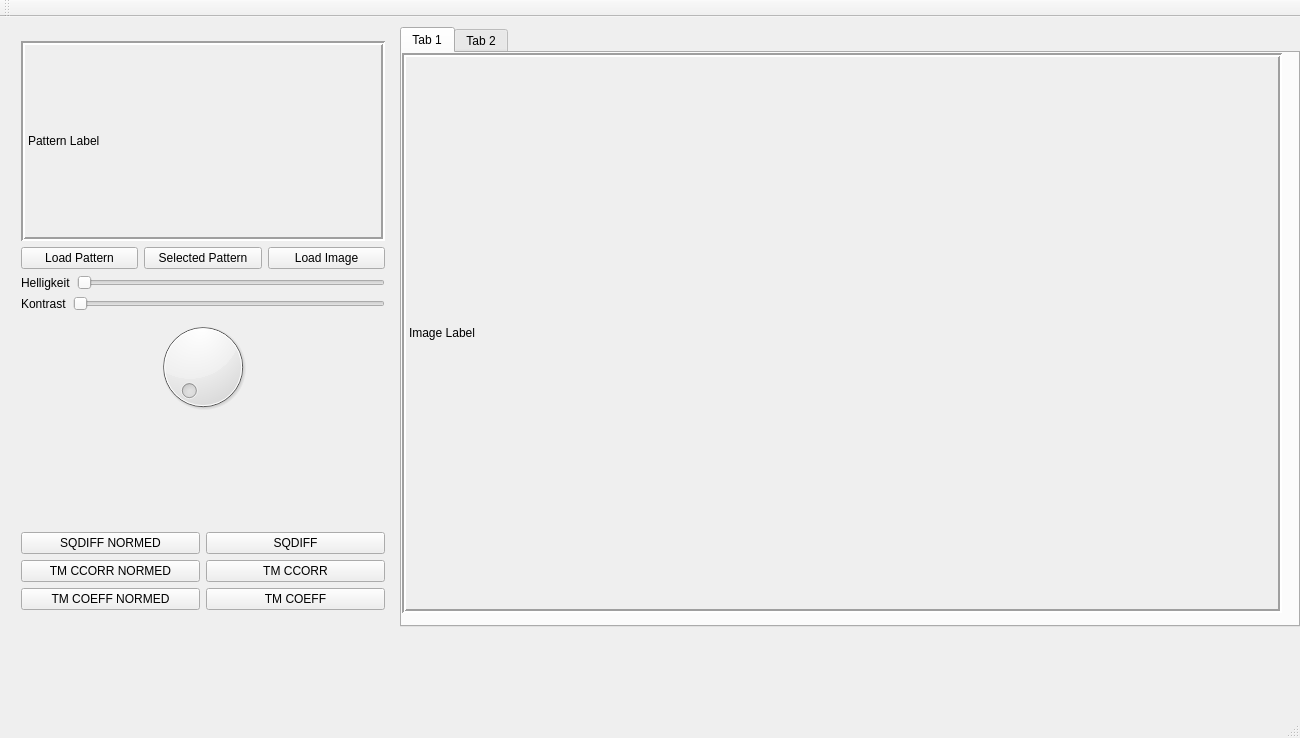
First picture: the form in mainwindow.ui, repository resa89/dropmatrixmatcher, before the edit.
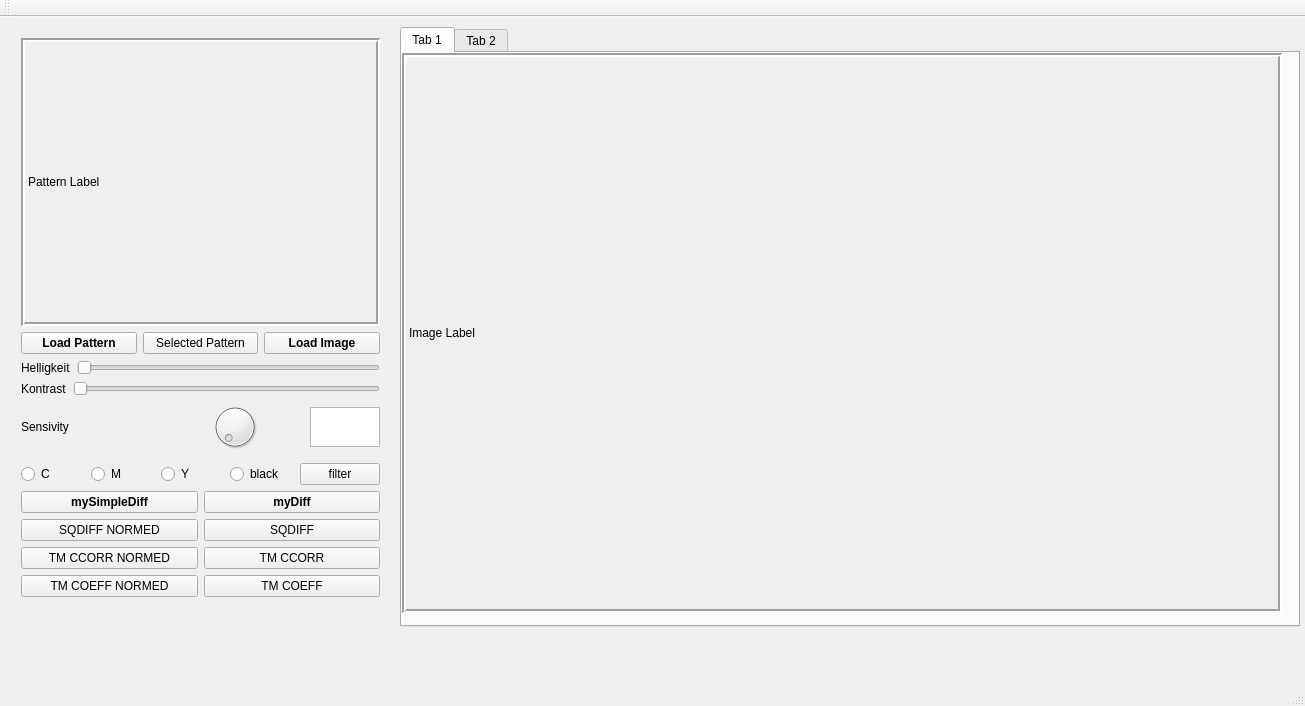
Second picture: the form after the edit. Custom widgets are drawn as their Qt base class.

Commit message:
Connect functionality to myDiff buttons and add sensivity connection.
- add sensivity text slot and connection
- add functionality for myDiff buttons

```diff
--- a/mainwindow.ui
+++ b/mainwindow.ui
@@ -6,8 +6,8 @@
    <rect>
     <x>0</x>
     <y>0</y>
-    <width>1300</width>
-    <height>738</height>
+    <width>1305</width>
+    <height>706</height>
    </rect>
   </property>
   <property name="minimumSize">
@@ -123,13 +123,13 @@
      </widget>
     </widget>
    </widget>
-   <widget class="QWidget" name="layoutWidget">
+   <widget class="QWidget" name="">
     <property name="geometry">
      <rect>
       <x>10</x>
-      <y>13</y>
-      <width>386</width>
-      <height>591</height>
+      <y>10</y>
+      <width>381</width>
+      <height>581</height>
      </rect>
     </property>
     <layout class="QVBoxLayout" name="verticalLayout">
@@ -162,6 +162,12 @@
       <layout class="QHBoxLayout" name="horizontalLayout_2">
        <item>
         <widget class="QPushButton" name="loadPattern">
+         <property name="font">
+          <font>
+           <weight>75</weight>
+           <bold>true</bold>
+          </font>
+         </property>
          <property name="text">
           <string>Load Pattern</string>
          </property>
@@ -176,6 +182,12 @@
        </item>
        <item>
         <widget class="QPushButton" name="loadImage">
+         <property name="font">
+          <font>
+           <weight>75</weight>
+           <bold>true</bold>
+          </font>
+         </property>
          <property name="text">
           <string>Load Image</string>
          </property>
@@ -220,21 +232,114 @@
       </layout>
      </item>
      <item>
-      <widget class="QDial" name="dial"/>
+      <layout class="QHBoxLayout" name="horizontalLayout_7">
+       <item>
+        <widget class="QLabel" name="label">
+         <property name="text">
+          <string>Sensivity</string>
+         </property>
+        </widget>
+       </item>
+       <item>
+        <widget class="QDial" name="dial"/>
+       </item>
+       <item>
+        <widget class="QPlainTextEdit" name="sensivityValueText">
+         <property name="maximumSize">
+          <size>
+           <width>70</width>
+           <height>40</height>
+          </size>
+         </property>
+        </widget>
+       </item>
+      </layout>
      </item>
      <item>
       <spacer name="verticalSpacer">
        <property name="orientation">
         <enum>Qt::Vertical</enum>
        </property>
+       <property name="sizeType">
+        <enum>QSizePolicy::Fixed</enum>
+       </property>
        <property name="sizeHint" stdset="0">
         <size>
          <width>185</width>
-         <height>13</height>
+         <height>5</height>
         </size>
        </property>
       </spacer>
      </item>
+     <item>
+      <layout class="QHBoxLayout" name="horizontalLayout_8">
+       <item>
+        <widget class="QRadioButton" name="radioButton">
+         <property name="text">
+          <string>C</string>
+         </property>
+        </widget>
+       </item>
+       <item>
+        <widget class="QRadioButton" name="radioButton_2">
+         <property name="text">
+          <string>M</string>
+         </property>
+        </widget>
+       </item>
+       <item>
+        <widget class="QRadioButton" name="radioButton_3">
+         <property name="text">
+          <string>Y</string>
+         </property>
+        </widget>
+       </item>
+       <item>
+        <widget class="QRadioButton" name="radioButton_4">
+         <property name="text">
+          <string>black</string>
+         </property>
+        </widget>
+       </item>
+       <item>
+        <widget class="QPushButton" name="filterButton">
+         <property name="text">
+          <string>filter</string>
+         </property>
+        </widget>
+       </item>
+      </layout>
+     </item>
+     <item>
+      <layout class="QHBoxLayout" name="horizontalLayout_9">
+       <item>
+        <widget class="QPushButton" name="findButton6">
+         <property name="font">
+          <font>
+           <weight>75</weight>
+           <bold>true</bold>
+          </font>
+         </property>
+         <property name="text">
+          <string>mySimpleDiff</string>
+         </property>
+        </widget>
+       </item>
+       <item>
+        <widget class="QPushButton" name="findButton7">
+         <property name="font">
+          <font>
+           <weight>75</weight>
+           <bold>true</bold>
+          </font>
+         </property>
+         <property name="text">
+          <string>myDiff</string>
+         </property>
+        </widget>
+       </item>
+      </layout>
+     </item>
      <item>
       <layout class="QHBoxLayout" name="horizontalLayout">
        <item>
```
Left out of the diff: 11 changed lines with no effect on the pictures. The commit also changes 4 other files.
